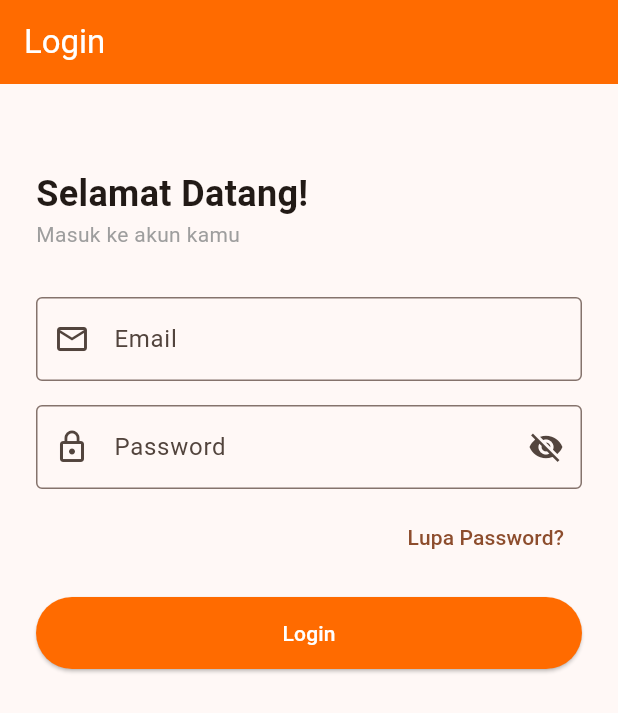
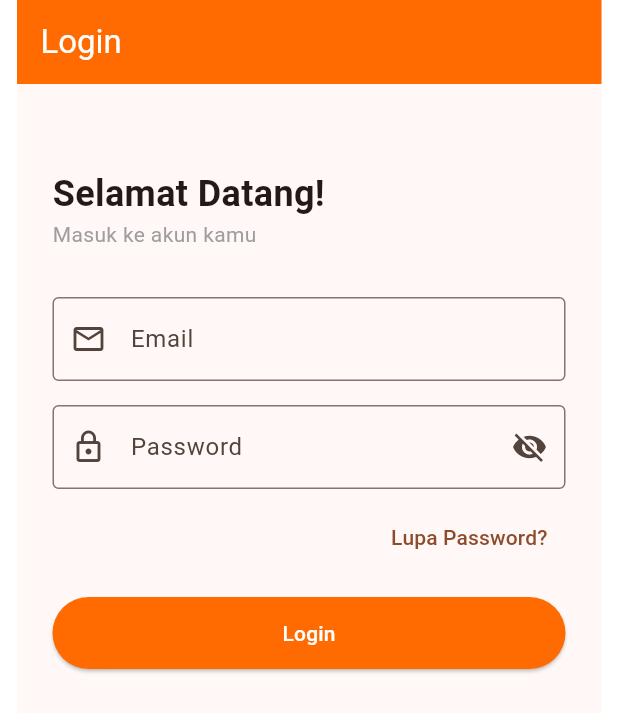
Before and after one commit to Graciellarachel/doit-flutter, a Flutter app: the screen it shows after launch, on a phone screen of 412 x 824 dp. Shown: the top 713 px of the screen. Run offline on Flutter 3.47's test engine with Material 3 defaults, Android fonts, the light colour scheme and no system bars.

Commit message:
feat: atur ukuran tampilan di main.dart

```diff
--- a/lib/main.dart
+++ b/lib/main.dart
@@ -17,7 +17,14 @@ class MyApp extends StatelessWidget {
         colorScheme: ColorScheme.fromSeed(seedColor: const Color(0xFFFF6B00)),
         useMaterial3: true,
       ),
-      home: const LoginScreen(),
+      // diCenterin + SizedBox diatur biar tampilannya kayak ukuran HP
+      home: Center(
+        child: SizedBox(
+          width: 390, // lebar iPhone
+          height: 844, // tinggi iPhone
+          child: ClipRect(child: const LoginScreen()),
+        ),
+      ),
     );
   }
 }
```
